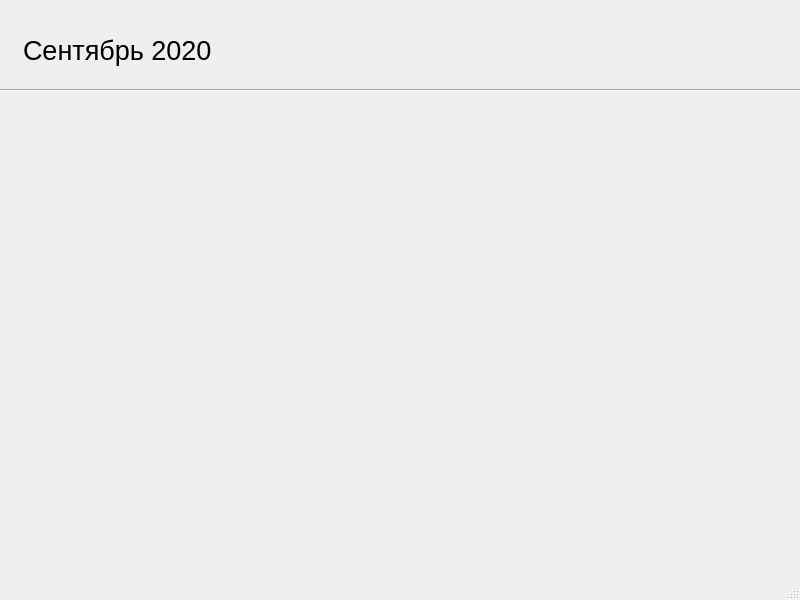
Qt form calendar.ui (Ore111ek/ThisLifeIsMine) before a commit.
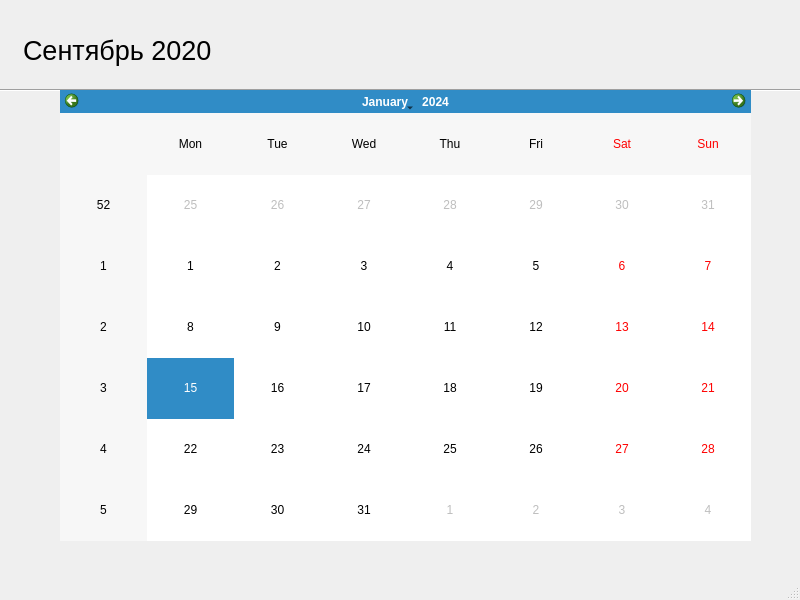
The same form after that commit. Icons and pictures are not drawn.

Diff of the .ui file:
```diff
--- a/calendar.ui
+++ b/calendar.ui
@@ -50,6 +50,16 @@
      <enum>Qt::Horizontal</enum>
     </property>
    </widget>
+   <widget class="QCalendarWidget" name="calendarWidget">
+    <property name="geometry">
+     <rect>
+      <x>60</x>
+      <y>90</y>
+      <width>691</width>
+      <height>451</height>
+     </rect>
+    </property>
+   </widget>
   </widget>
   <widget class="QMenuBar" name="menubar">
    <property name="geometry">
```
